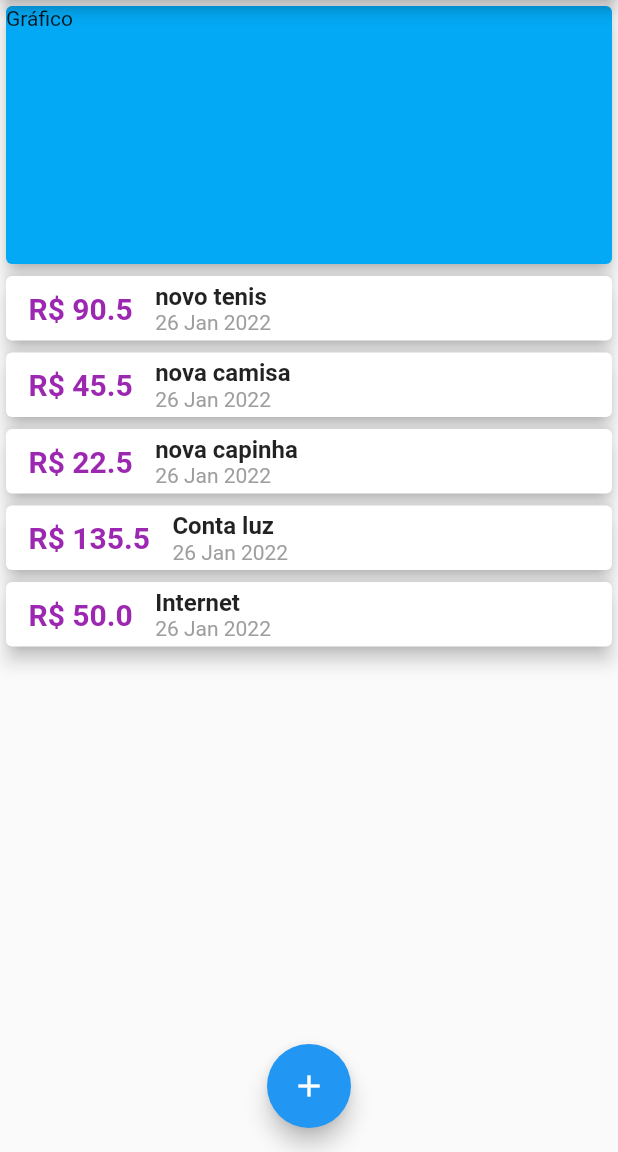
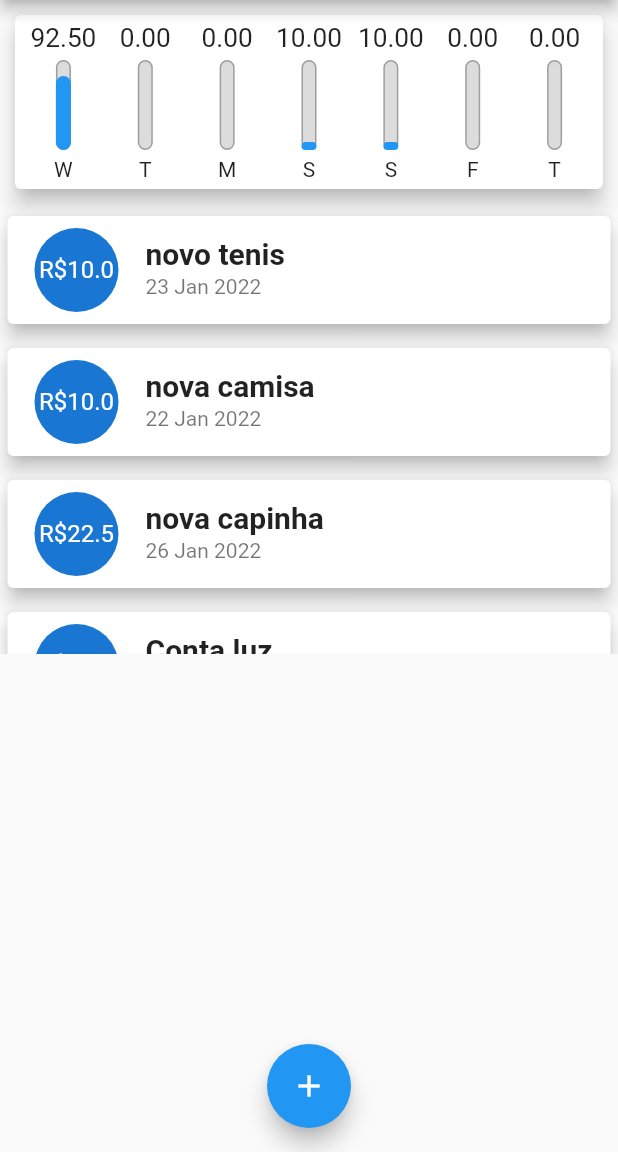
Before and after one commit to juniorsafera/Despesas_Pessoais_App, a Flutter app: the screen it shows after launch, on a phone screen of 412 x 824 dp, the part 84-1236 px from its top. Run offline on Flutter 3.47's test engine with Material 2 defaults, Android fonts, the phone set to English and light mode, and no system bars.

Commit message:
finalizando gráfico e lista de transações

```diff
--- /dev/null
+++ b/despesas_pessoais_app/lib/components/barra_grafico.dart
@@ -0,0 +1,62 @@
+import 'package:flutter/material.dart';
+
+class BarraGrafico extends StatelessWidget {
+  final String labelDia;
+  final double valor;
+  final double porcentagem;
+
+  const BarraGrafico({
+    Key? key,
+    required this.labelDia,
+    required this.valor,
+    required this.porcentagem,
+  }) : super(key: key);
+
+  @override
+  Widget build(BuildContext context) {
+    return Column(
+      children: [
+        // ignore: sized_box_for_whitespace
+        Container(
+            height: 20,
+            child: FittedBox(child: Text(valor.toStringAsFixed(2)))),
+        const SizedBox(
+          height: 5,
+        ),
+        // ignore: sized_box_for_whitespace
+        Container(
+          height: 60,
+          width: 10,
+          child: Stack(
+            alignment: Alignment.bottomCenter,
+            children: [
+              Container(
+                decoration: BoxDecoration(
+                  border: Border.all(
+                    color: Colors.grey,
+                    width: 1.0,
+                  ),
+                  color: const Color.fromRGBO(220, 220, 220, 1),
+                  borderRadius: BorderRadius.circular(5),
+                ),
+                child: null,
+              ),
+              FractionallySizedBox(
+                heightFactor: porcentagem,
+                child: Container(
+                  decoration: BoxDecoration(
+                      color: Theme.of(context).primaryColor,
+                      borderRadius: BorderRadius.circular(5)),
+                ),
+              ),
+            ],
+          ),
+        ),
+        const SizedBox(
+          height: 5,
+        ),
+        Text(labelDia),
+      ],
+    );
+  }
+}
--- a/despesas_pessoais_app/lib/components/form_transacoes.dart
+++ b/despesas_pessoais_app/lib/components/form_transacoes.dart
@@ -1,17 +1,14 @@
 // ignore_for_file: deprecated_member_use
 
 import 'package:flutter/material.dart';
-import 'package:flutter/services.dart';
 
 class FormTransacoes extends StatefulWidget {
   final void Function(String, double) onSubmit;
   const FormTransacoes({Key? key, required this.onSubmit}) : super(key: key);
 
-
   @override
   State<FormTransacoes> createState() => _FormTransacoesState();
 }
-
 
 final TextEditingController cTitulo = TextEditingController();
 final TextEditingController cValor = TextEditingController();
@@ -19,8 +16,6 @@ class FormTransacoes extends StatefulWidget {
 class _FormTransacoesState extends State<FormTransacoes> {
   @override
   Widget build(BuildContext context) {
-
-
     _submitForm() {
       final titulo = cTitulo.text;
       final valor = double.tryParse(cValor.text) ?? 0.00;
@@ -43,25 +38,20 @@ class _FormTransacoesState extends State<FormTransacoes> {
           child: Column(
             // ignore: prefer_const_literals_to_create_immutables
             children: [
-
-
               TextField(
                 controller: cTitulo,
+                onSubmitted: (_) => _submitForm(),
+                keyboardType: TextInputType.text,
                 decoration: const InputDecoration(labelText: 'Título'),
               ),
-
-
               TextField(
                 controller: cValor,
                 onSubmitted: (_) => _submitForm(),
-                 decoration: const InputDecoration(labelText: 'Valor R\$'),
-                 keyboardType: TextInputType.number,
-
+                keyboardType:
+                    // const TextInputType.numberWithOptions(decimal: true),
+                    TextInputType.number,
+                decoration: const InputDecoration(labelText: 'Valor (R\$)'),
               ),
-
-
-
-
               Row(
                 mainAxisAlignment: MainAxisAlignment.center,
                 children: [
--- a/despesas_pessoais_app/lib/components/grafico.dart
+++ b/despesas_pessoais_app/lib/components/grafico.dart
@@ -1,5 +1,4 @@
-import 'dart:ffi';
-
+import 'package:despesas_pessoais_app/components/barra_grafico.dart';
 import 'package:despesas_pessoais_app/models/transacoes.dart';
 import 'package:flutter/material.dart';
 import 'package:intl/intl.dart';
@@ -8,6 +7,7 @@ class Grafico extends StatelessWidget {
   final List<ModeloTransacoes> transacoesRecentes;
   const Grafico({Key? key, required this.transacoesRecentes}) : super(key: key);
 
+  // INÍCIO GRUPO DE TRANSAÕES
   List<Map<String, Object>> get grupoTransacoes {
     return List.generate(7, (index) {
       //
@@ -15,26 +15,46 @@ class Grafico extends StatelessWidget {
       //
       double somaTotal = 0.00;
       //
-      for(var i = 0; i < transacoesRecentes.length; i++){
+      for (var i = 0; i < transacoesRecentes.length; i++) {
         bool mesmoDia = transacoesRecentes[i].data.day == diaSemana.day;
         bool mesmoMes = transacoesRecentes[i].data.month == diaSemana.month;
         bool mesmoAno = transacoesRecentes[i].data.year == diaSemana.year;
         //
-      if(mesmoDia && mesmoMes && mesmoAno){
+        if (mesmoDia && mesmoMes && mesmoAno) {
           somaTotal += transacoesRecentes[i].valor;
         }
       }
-      return {'dia': DateFormat.E().format(diaSemana)[0] , 'valor': somaTotal};
+
+      return {'dia': DateFormat.E().format(diaSemana)[0], 'valor': somaTotal};
     });
+  }
+  // FIM GRUPO DE TRANSAÕES
+
+  double get _valorTotalSemana {
+    return grupoTransacoes.fold(
+        0.0, (soma, item) => soma + double.parse(item['valor'].toString()));
   }
 
   @override
   Widget build(BuildContext context) {
     return Card(
       elevation: 6,
-      margin: const EdgeInsets.all(20),
+      margin: const EdgeInsets.all(10),
+      child: Padding(
+        padding: const EdgeInsets.all(5),
         child: Row(
-        children: const [],
+          mainAxisAlignment: MainAxisAlignment.spaceAround,
+          children: grupoTransacoes.map((tr) {
+            return Flexible(
+              fit: FlexFit.tight,
+              child: BarraGrafico(
+                  labelDia: tr['dia'].toString(),
+                  valor: double.parse(tr['valor'].toString()),
+                  porcentagem:
+                      double.parse(tr['valor'].toString()) / _valorTotalSemana),
+            );
+          }).toList(),
+        ),
       ),
     );
   }
--- a/despesas_pessoais_app/lib/components/lista_transicoes.dart
+++ b/despesas_pessoais_app/lib/components/lista_transicoes.dart
@@ -13,6 +13,7 @@ class ListaTransacoes extends StatefulWidget {
 class _ListaTransacoesState extends State<ListaTransacoes> {
   @override
   Widget build(BuildContext context) {
+    // ignore: sized_box_for_whitespace
     return Container(
       //color: Colors.amber[100],
       height: 300,
@@ -21,39 +22,22 @@ class _ListaTransacoesState extends State<ListaTransacoes> {
         itemBuilder: (context, index) {
           final transacao = widget.transacoes[index];
           return Card(
+            margin: const EdgeInsets.symmetric(vertical: 8, horizontal: 5),
             elevation: 5,
-            child: Row(
-              children: [
-                Container(
-                  margin:
-                      const EdgeInsets.symmetric(horizontal: 15, vertical: 10),
-                  child: Text(
-                    'R\$ ${transacao.valor}',
-                    style: const TextStyle(
-                        fontSize: 20,
-                        fontWeight: FontWeight.bold,
-                        color: Colors.purple),
-                  ),
+            child: ListTile(
+              leading: CircleAvatar(
+                radius: 30,
+                child: Padding(
+                  padding: const EdgeInsets.all(5),
+                  child: FittedBox(child: Text('R\$${transacao.valor}')),
                 ),
-                Column(
-                  crossAxisAlignment: CrossAxisAlignment.start,
-                  children: [
-                    Text(
-                      transacao.titulo,
-                      style: const TextStyle(
-                        fontSize: 16,
-                        fontWeight: FontWeight.bold,
-                      ),
-                    ),
-                    Text(
-                      DateFormat('d MMM y').format(transacao.data),
-                      style: const TextStyle(
-                        color: Colors.grey,
-                      ),
-                    ),
-                  ],
-                )
-              ],
+              ),
+              title: Text(
+                transacao.titulo,
+                style:
+                    const TextStyle(fontSize: 20, fontWeight: FontWeight.bold),
+              ),
+              subtitle: Text(DateFormat('d MMM y').format(transacao.data)),
             ),
           );
         },
--- a/despesas_pessoais_app/lib/telas/tela_principal.dart
+++ b/despesas_pessoais_app/lib/telas/tela_principal.dart
@@ -3,6 +3,7 @@
 import 'dart:math';
 
 import 'package:despesas_pessoais_app/components/form_transacoes.dart';
+import 'package:despesas_pessoais_app/components/grafico.dart';
 import 'package:despesas_pessoais_app/components/lista_transicoes.dart';
 import 'package:despesas_pessoais_app/models/transacoes.dart';
 import 'package:flutter/material.dart';
@@ -21,14 +22,14 @@ class _TelaPrincipalState extends State<TelaPrincipal> {
     ModeloTransacoes(
       id: 't1',
       titulo: 'novo tenis',
-      valor: 90.50,
-      data: DateTime.now(),
+      valor: 10,
+      data: DateTime.now().subtract(const Duration(days: 3)),
     ),
     ModeloTransacoes(
       id: 't2',
       titulo: 'nova camisa',
-      valor: 45.50,
-      data: DateTime.now(),
+      valor: 10,
+      data: DateTime.now().subtract(const Duration(days: 4)),
     ),
     ModeloTransacoes(
       id: 't3',
@@ -39,7 +40,7 @@ class _TelaPrincipalState extends State<TelaPrincipal> {
     ModeloTransacoes(
       id: 't4',
       titulo: 'Conta luz',
-      valor: 135.50,
+      valor: 20,
       data: DateTime.now(),
     ),
     ModeloTransacoes(
@@ -49,6 +50,13 @@ class _TelaPrincipalState extends State<TelaPrincipal> {
       data: DateTime.now(),
     ),
   ];
+
+  List<ModeloTransacoes> get _transacoesRecentes {
+    return _transacoes
+        .where((element) => element.data
+            .isAfter(DateTime.now().subtract(const Duration(days: 7))))
+        .toList();
+  }
 
   _adicionarTransacao(String titulo, double valor) {
     final novaTransacao = ModeloTransacoes(
@@ -88,15 +96,7 @@ class _TelaPrincipalState extends State<TelaPrincipal> {
       body: SingleChildScrollView(
         child: Column(
           children: [
-            Container(
-              width: double.infinity,
-              height: 180,
-              child: const Card(
-                color: Colors.lightBlue,
-                elevation: 5,
-                child: Text('Gráfico'),
-              ),
-            ),
+            Grafico(transacoesRecentes: _transacoesRecentes),
             ListaTransacoes(transacoes: _transacoes),
           ],
         ),
```
Lines whose indentation alone changed are shown as unchanged.
